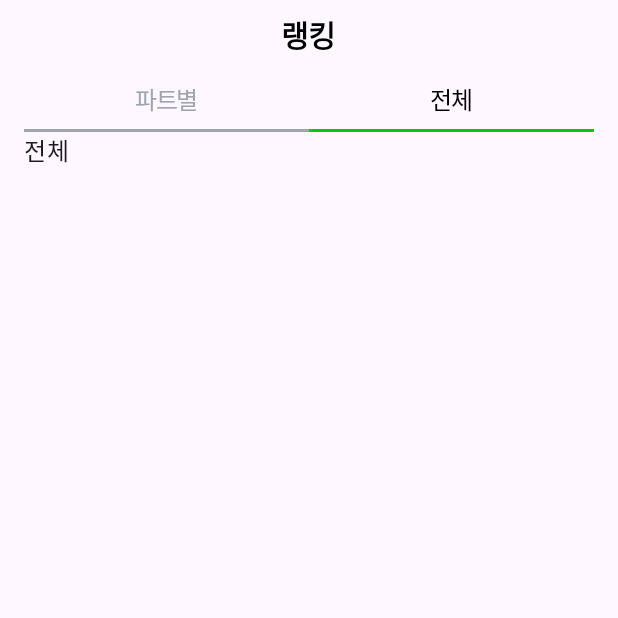
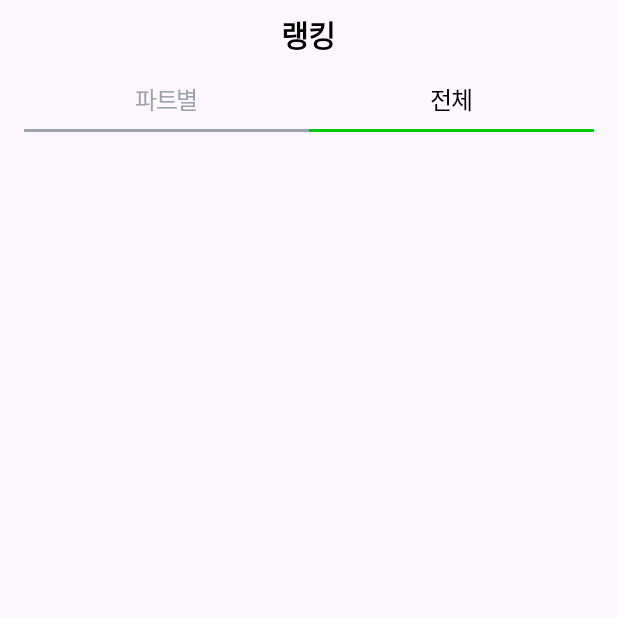
Before and after one commit to SOPT-all/35-SOPKATHON-ANDROID-JJANPICIAL, an Android app built with Jetpack Compose: the MinseoRoute screen opened through its navigation route, after a tap on "전체", on a phone screen of 412 x 824 dp, the top half of it. Run offline under Robolectric (Android 15) with nearby library versions, the phone set to English and light mode, and no system bars; Roboto replaces fonts that are not available here.

Commit message:
[chore] 줄바꿈 및 코드 정리

```diff
--- a/app/src/main/java/com/sopt/a35_sopkathon_android_android1/presentation/main/MainNavHost.kt
+++ b/app/src/main/java/com/sopt/a35_sopkathon_android_android1/presentation/main/MainNavHost.kt
@@ -22,7 +22,7 @@ fun MainNavHost(
     ) {
         NavHost(
             navController = navController,
-            startDestination = "minseo",
+            startDestination = "jiwon",
         ) {
             composable(route = "jiwon") {
                 JiwonRoute(
--- a/app/src/main/java/com/sopt/a35_sopkathon_android_android1/presentation/minseo/RankingAllScreen.kt
+++ b/app/src/main/java/com/sopt/a35_sopkathon_android_android1/presentation/minseo/RankingAllScreen.kt
@@ -1,6 +1,5 @@
 package com.sopt.a35_sopkathon_android_android1.presentation.minseo
 
-import androidx.compose.material3.Text
 import androidx.compose.runtime.Composable
 import androidx.compose.ui.Modifier
 
@@ -8,7 +7,4 @@ import androidx.compose.ui.Modifier
 fun RankingAllScreen(
     modifier: Modifier = Modifier
 ) {
-    Text(
-        text = "전체"
-    )
 }
--- a/app/src/main/java/com/sopt/a35_sopkathon_android_android1/presentation/minseo/RankingPartScreen.kt
+++ b/app/src/main/java/com/sopt/a35_sopkathon_android_android1/presentation/minseo/RankingPartScreen.kt
@@ -74,7 +74,7 @@ fun RankingPartScreen(
                     .fillMaxWidth()
                     .weight(1f)
             ) {
-                Box{
+                Box {
                     RankingButton(part = "기획", onClick = {})
                     Image(
                         painter = painterResource(R.drawable.img_chip_ranking_rank2),
@@ -86,7 +86,7 @@ fun RankingPartScreen(
                     )
                 }
                 RankingButton(part = "웹", onClick = {})
-                Box{
+                Box {
                     RankingButton(part = "안드", onClick = {})
                     Image(
                         painter = painterResource(R.drawable.img_chip_ranking_rank3),
@@ -107,7 +107,7 @@ fun RankingPartScreen(
             ) {
                 RankingButton(part = "디자인", onClick = {})
                 RankingButton(part = "아요", onClick = {})
-                Box{
+                Box {
                     RankingButton(part = "서버", onClick = {})
                     Image(
                         painter = painterResource(R.drawable.img_chip_ranking_rank1),
```
Also changed, not shown: app/src/main/java/com/sopt/a35_sopkathon_android_android1/presentation/minseo/MinseoScreen.kt (+2 -5 lines).
